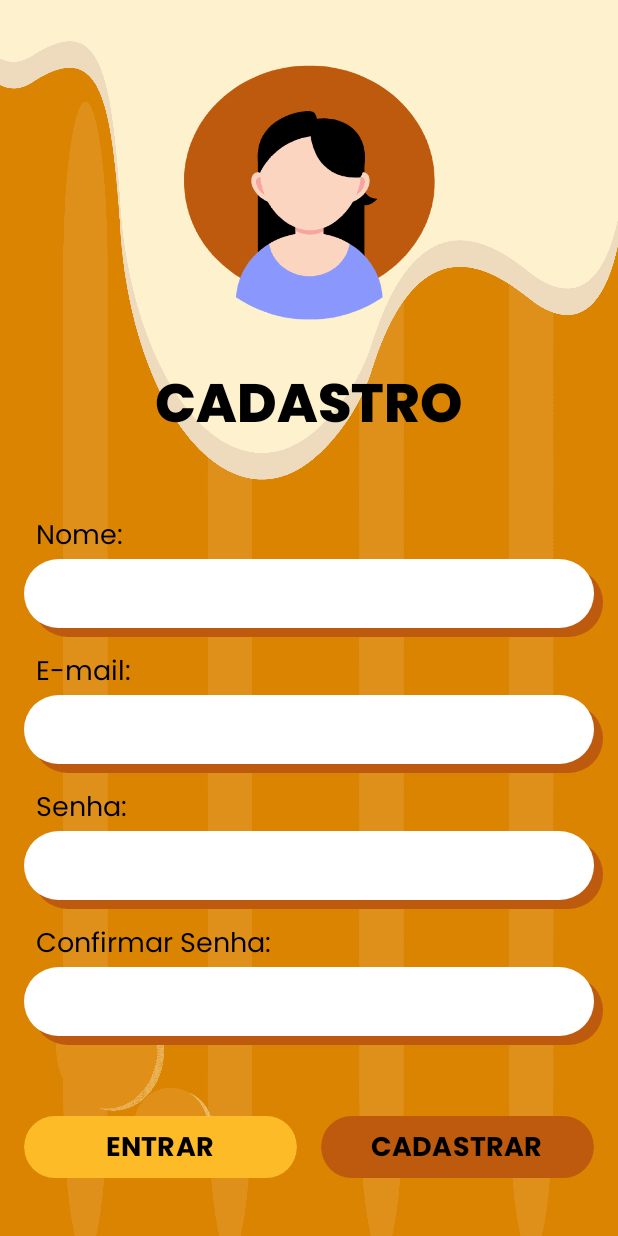
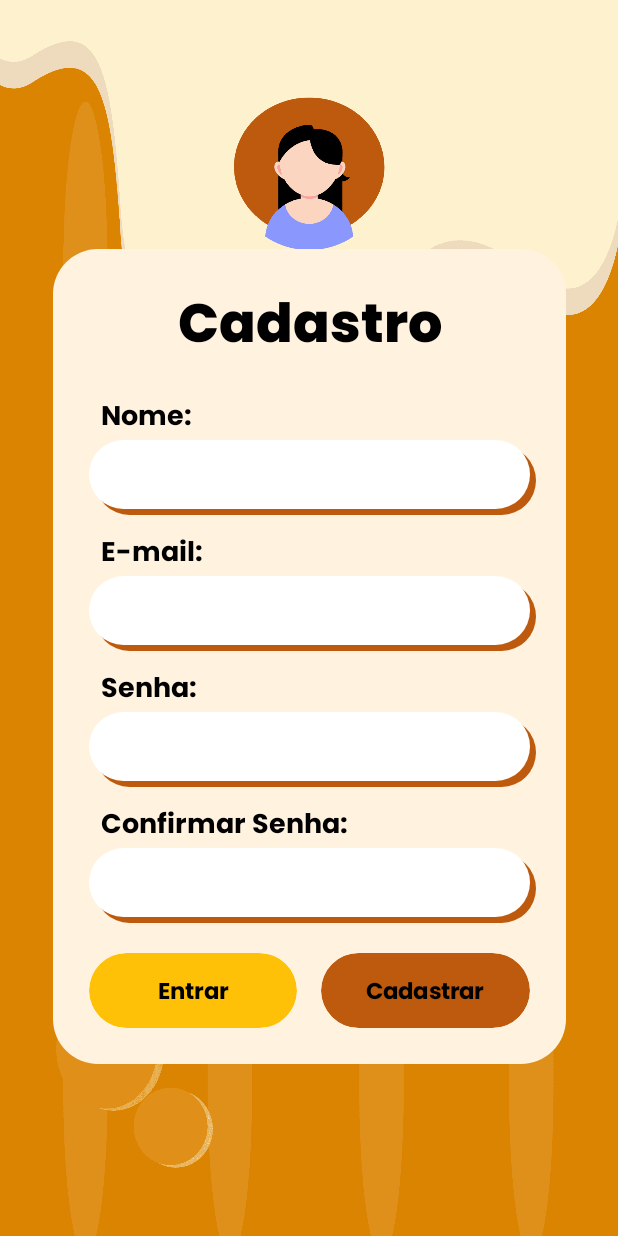
Before and after one commit to Qual-boa/Projeto-Android, an Android app built with Jetpack Compose: the @Preview function RegistrationScreenPreview, on a phone screen of 412 x 824 dp. Run offline under Robolectric (Android 15) with nearby library versions, the phone set to English and light mode, and no system bars.

Commit message:
tela de cadastro nova

```diff
--- a/TelaCadastro/app/src/main/java/com/example/telacadastro/MainActivity.kt
+++ b/TelaCadastro/app/src/main/java/com/example/telacadastro/MainActivity.kt
@@ -64,7 +64,7 @@ fun RegistrationScreen() {
     Box(
         modifier = Modifier
             .fillMaxSize()
-            .background(Color(0xFFFFE5B4))
+            .background(Color(0xFFFFE5B4)) // Cor de fundo
     ) {
         Image(
             painter = painterResource(id = R.mipmap.back_tela),
@@ -73,25 +73,50 @@ fun RegistrationScreen() {
             modifier = Modifier.fillMaxSize()
         )
 
-        Column(
-            horizontalAlignment = Alignment.CenterHorizontally,
-            verticalArrangement = Arrangement.Center,
+        // Centralizar todo o conteúdo
+        Box(
             modifier = Modifier
                 .fillMaxSize()
-                .padding(16.dp)
+        ) {
+            // Ícone de usuário (flutuar sobre o card, sem mover o conteúdo)
+            Box(
+                modifier = Modifier
+                    .align(Alignment.TopCenter) // Centralizado no topo do card
+                    .offset(y = 60.dp) // Ajuste para que o ícone fique mais próximo ao topo do card
+                    .size(120.dp)
             ) {
                 Image(
                     painter = painterResource(id = R.mipmap.icon),
                     contentDescription = "User Icon",
                     modifier = Modifier
-                    .size(200.dp)
-                    .align(Alignment.CenterHorizontally)
+                        .align(Alignment.Center)
                 )
+            }
 
-            Spacer(modifier = Modifier.height(8.dp))
+            // Card único que engloba todos os elementos
+            Column(
+                horizontalAlignment = Alignment.CenterHorizontally,
+                verticalArrangement = Arrangement.Top,
+                modifier = Modifier
+                    .fillMaxSize()
+                    .padding(16.dp)
+            ) {
+                Spacer(modifier = Modifier.height(150.dp)) // Aumenta o espaço acima do card
 
+                Box(
+                    modifier = Modifier
+                        .fillMaxWidth(0.9f) // Aumenta a largura do card para 90% da tela
+                        .clip(RoundedCornerShape(30.dp))
+                        .background(Color(0xFFFFF3E0))
+                        .padding(24.dp)
+                ) {
+                    Column(
+                        horizontalAlignment = Alignment.CenterHorizontally,
+                        verticalArrangement = Arrangement.Top
+                    ) {
+                        // Texto "Cadastro" dentro do card
                         Text(
-                text = "CADASTRO",
+                            text = "Cadastro",
                             color = Color.Black,
                             fontSize = 36.sp,
                             fontWeight = FontWeight.ExtraBold,
@@ -100,8 +125,9 @@ fun RegistrationScreen() {
                             modifier = Modifier.align(Alignment.CenterHorizontally)
                         )
 
-            Spacer(modifier = Modifier.height(50.dp))
+                        Spacer(modifier = Modifier.height(24.dp))
 
+                        // Campos de entrada com sombra
                         InputFieldWithShadow(label = "Nome:", text = "")
                         Spacer(modifier = Modifier.height(16.dp))
 
@@ -113,25 +139,32 @@ fun RegistrationScreen() {
 
                         InputFieldWithShadow(label = "Confirmar Senha:", text = "", isPassword = true)
 
-            Spacer(modifier = Modifier.height(50.dp))
+                        Spacer(modifier = Modifier.height(24.dp))
 
-            // Botões
+                        // Botões estilizados com a mesma largura e altura
                         Row(
                             horizontalArrangement = Arrangement.SpaceBetween,
-                modifier = Modifier.fillMaxWidth()
+                            modifier = Modifier
+                                .fillMaxWidth()
+                                .height(50.dp)
                         ) {
                             Button(
                                 onClick = {},
                                 modifier = Modifier
                                     .weight(1f)
                                     .padding(end = 8.dp)
+                                    .fillMaxHeight()
                                     .clip(RoundedCornerShape(50.dp)),
                                 colors = androidx.compose.material3.ButtonDefaults.buttonColors(
-                        containerColor = Color(0xFFFDBB27)
+                                    containerColor = Color(0xFFFFC107)
                                 )
                             ) {
-                    Text(text = "ENTRAR", color = Color.Black, fontFamily = poppinsFamily,
-                        fontSize = 18.sp, fontWeight = FontWeight.Bold
+                                Text(
+                                    text = "Entrar",
+                                    color = Color.Black,
+                                    fontFamily = poppinsFamily,
+                                    fontSize = 15.2.sp,
+                                    fontWeight = FontWeight.Bold
                                 )
                             }
 
@@ -140,18 +173,31 @@ fun RegistrationScreen() {
                                 modifier = Modifier
                                     .weight(1f)
                                     .padding(start = 8.dp)
+                                    .fillMaxHeight()
                                     .clip(RoundedCornerShape(50.dp)),
                                 colors = androidx.compose.material3.ButtonDefaults.buttonColors(
                                     containerColor = Color(0xFFBD5A0D)
                                 )
                             ) {
-                    Text(text = "CADASTRAR", color = Color.Black, fontFamily = poppinsFamily,
-                        fontSize = 18.sp, fontWeight = FontWeight.Bold)
+                                Text(
+                                    text = "Cadastrar",
+                                    color = Color.Black,
+                                    fontFamily = poppinsFamily,
+                                    fontSize = 15.2.sp,
+                                    fontWeight = FontWeight.Bold
+                                )
                             }
                         }
                     }
                 }
             }
+        }
+    }
+}
+
+
+
+
 
 @Composable
 fun InputFieldWithShadow(label: String, text: String, isPassword: Boolean = false) {
@@ -162,7 +208,7 @@ fun InputFieldWithShadow(label: String, text: String, isPassword: Boolean = fals
             text = label,
             style = TextStyle(
                 fontSize = 18.sp,
-                fontWeight = FontWeight.Normal,
+                fontWeight = FontWeight.Bold,
                 color = Color.Black,
                 fontFamily = poppinsFamily
             ),
@@ -175,20 +221,21 @@ fun InputFieldWithShadow(label: String, text: String, isPassword: Boolean = fals
                 .height(46.dp)
         ) {
 
+            // Sombra da caixa de texto
             Box(
                 modifier = Modifier
                     .fillMaxSize()
-                    .offset(x = 6.dp, y = 6.dp)
+                    .offset(x = 4.dp, y = 4.dp)
                     .clip(RoundedCornerShape(30.dp))
-                    .background(Color(0xFFBD5A0D))
+                    .background(Color(0xFFBD5A0D)) // Cor da sombra
             )
 
-            // Caixa branca acima da sombra
+            // Caixa de entrada branca
             Box(
                 modifier = Modifier
                     .fillMaxSize()
-                    .clip(RoundedCornerShape(30.dp))
-                    .background(Color.White)
+                    .clip(RoundedCornerShape(30.dp)) // Cantos arredondados
+                    .background(Color.White) // Cor da caixa de entrada
                     .padding(4.dp)
             ) {
                 // Campo de entrada de texto
@@ -207,9 +254,6 @@ fun InputFieldWithShadow(label: String, text: String, isPassword: Boolean = fals
     }
 }
 
-
-
-
 @Preview(showBackground = true)
 @Composable
 fun RegistrationScreenPreview() {
```
Also changed, not shown: TelaCadastro/app/src/main/java/com/example/telacadastro/TelaCadastro.kt (added, +170 -0 lines). Lines whose indentation alone changed are shown as unchanged.
